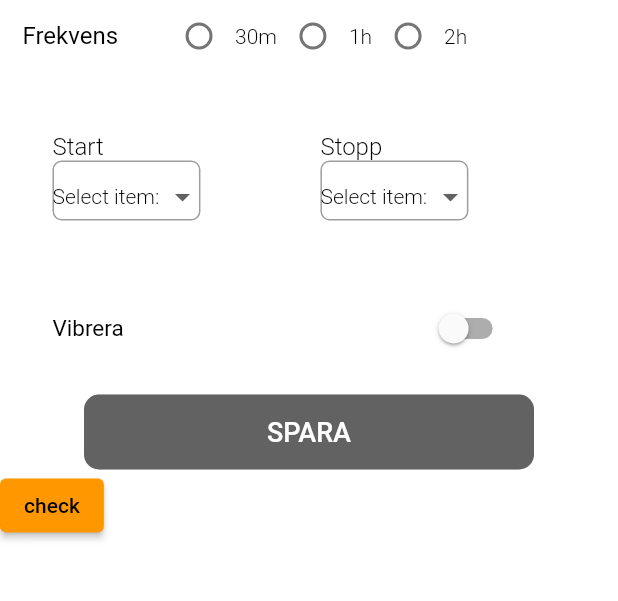
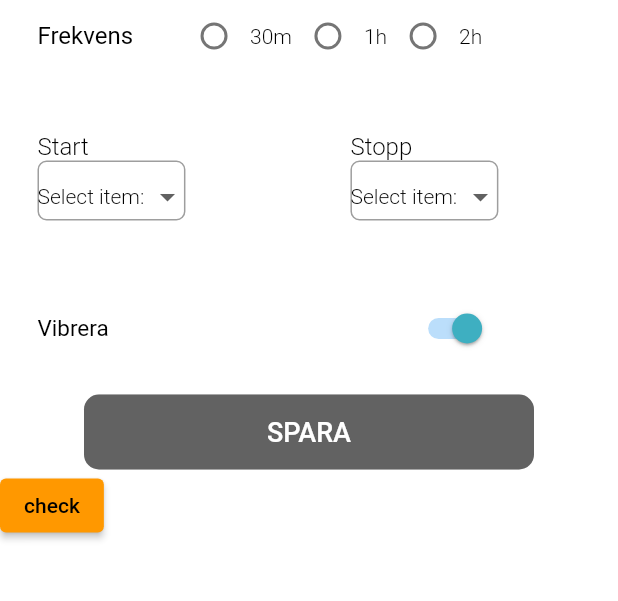
Before and after one commit to nhat091001/projectFlutter, a Flutter app: the PaminelserScreen screen opened directly, on a phone screen of 412 x 824 dp, the part 159-760 px from its top. Run offline on Flutter 3.47's test engine with Material 2 defaults, Android fonts, the phone set to English and light mode, and no system bars; our stand-ins replace audioplayers, expandable, flutter_local_notifications, font_awesome_flutter, hive, hive_flutter and 2 more; missing offline and left inert: custom_check_box, syncfusion_flutter_pdfviewer; accounts and stored records are empty.

Commit message:
update 27/12/2021

```diff
--- a/screen1/lib/screens/paminelser_screen.dart
+++ b/screen1/lib/screens/paminelser_screen.dart
@@ -29,12 +29,13 @@ class _PaminelserScreenState extends State<PaminelserScreen> {
 
   final _formKey = GlobalKey<FormState>();
   bool isSwitched = true;
-  bool isSwitched1 = false;
-  String? valueChoose;
+  bool isSwitched1 = true;
   String? valueChoose1;
   int? selected;
   Box? friendsBox;
   Box? myBox;
+
+  String? valueChoose;
 
   // dynamic pamin2 = Pamin(2, '', '', true);
   //
@@ -47,7 +48,7 @@ class _PaminelserScreenState extends State<PaminelserScreen> {
     MyChoice(index: 3, choice: "2h"),
   ];
 
-  final items = [
+  var items = <dynamic>[
     '1',
     '2',
     '3',
@@ -74,7 +75,7 @@ class _PaminelserScreenState extends State<PaminelserScreen> {
     '24',
   ];
 
-  final items1 = [
+  var items1 = <dynamic>[
     '1',
     '2',
     '3',
@@ -141,7 +142,6 @@ class _PaminelserScreenState extends State<PaminelserScreen> {
   }
 
   Future<void> notificationDuration() async {
-    print('aaaaaaaaaaaaaa');
     AndroidNotificationDetails androidNotificationDetails =
         AndroidNotificationDetails('channelId', 'channelName',
             priority: Priority.high,
@@ -155,10 +155,11 @@ class _PaminelserScreenState extends State<PaminelserScreen> {
     var time1 = int.parse(valueChoose!);
     var time2 = int.parse(valueChoose1!);
 
+    void abc() {}
     int idShow = 1;
-
     var result = time1;
     int secondtest = 60;
+    if (result < time2) {
       while (result < time2 && default_choice == '1h') {
         result++;
         secondtest = secondtest + 60;
@@ -177,6 +178,9 @@ class _PaminelserScreenState extends State<PaminelserScreen> {
             timeDuration,
             notificationDetails);
       }
+    } else if (result > time2) {
+      _showDialog1(context);
+    }
 
     /////////////////////////////////////////////////////////
 
@@ -185,6 +189,7 @@ class _PaminelserScreenState extends State<PaminelserScreen> {
     var result1 = time3;
     int secondtest1 = 120;
     int idShow1 = 2;
+    if (result1 < time4) {
       while (result1 < time4 && default_choice == '2h') {
         result1 += 2;
         secondtest1 = secondtest1 + 120;
@@ -202,13 +207,18 @@ class _PaminelserScreenState extends State<PaminelserScreen> {
             timeDuration,
             notificationDetails);
       }
+    } else if (result1 > time4) {
+      _showDialog1(context);
+    }
 
     //-------------------------------------------------------------------------------
+
     var time5 = double.parse(valueChoose!);
     var time6 = double.parse(valueChoose1!);
     var result2 = time5;
     int secondtest2 = 30;
     int idShow2 = 3;
+    if (result2 < time6) {
       while (result2 < time6 && default_choice == '30m') {
         result2 += 1 / 2;
         secondtest2 = secondtest2 + 30;
@@ -225,6 +235,9 @@ class _PaminelserScreenState extends State<PaminelserScreen> {
             'Nội dung sau 30m ${valueChoose} ${valueChoose1}',
             timeDuration,
             notificationDetails);
+      }
+    } else if (result2 > time6) {
+      _showDialog1(context);
     }
   }
 
@@ -303,7 +316,7 @@ class _PaminelserScreenState extends State<PaminelserScreen> {
             child: Column(
               children: [
                 Container(
-                  margin: EdgeInsets.fromLTRB(15, 0, 0, 0),
+                  margin: EdgeInsets.fromLTRB(25, 0, 0, 0),
                   child: Column(
                     children: [
                       Row(
@@ -361,7 +374,7 @@ class _PaminelserScreenState extends State<PaminelserScreen> {
                         height: 40,
                       ),
                       Container(
-                        margin: EdgeInsets.fromLTRB(20, 0, 0, 0),
+                        margin: EdgeInsets.fromLTRB(0, 0, 0, 0),
                         child: Row(
                           children: [
                             Container(
@@ -416,7 +429,7 @@ class _PaminelserScreenState extends State<PaminelserScreen> {
                               ),
                             ),
                             SizedBox(
-                              width: 80,
+                              width: 110,
                             ),
                             Container(
                               child: Column(
@@ -473,7 +486,7 @@ class _PaminelserScreenState extends State<PaminelserScreen> {
                         height: 40,
                       ),
                       Container(
-                        margin: EdgeInsets.fromLTRB(20, 0, 0, 0),
+                        margin: EdgeInsets.fromLTRB(0, 0, 0, 0),
                         child: Row(
                           children: [
                             Text(
@@ -526,12 +539,10 @@ class _PaminelserScreenState extends State<PaminelserScreen> {
                     color: Color(0xff3EAFC1),
                     onPressed: valueChoose != null &&
                             valueChoose1 != null &&
-                            default_index >= 1
+                            default_index >= 1 &&
+                            valueChoose != valueChoose1 &&
+                            valueChoose != valueChoose1
                         ? () {
-                            // print(valueChoose);
-                            // print(valueChoose1);
-                            // print(default_index);
-
                             final noteIndex = default_index;
                             final noteChoose = valueChoose;
                             final noteChoose1 = valueChoose1;
@@ -549,13 +560,14 @@ class _PaminelserScreenState extends State<PaminelserScreen> {
                             print(noteSwitch1);
                             print("số lượng ${myBox?.length}");
 
+                            if (_formKey.currentState!.validate() &&
+                                isSwitched1) {
                               _showNotificationDuration();
 
-                            if (_formKey.currentState!.validate()) {
                               ScaffoldMessenger.of(context).showSnackBar(
                                   const SnackBar(
                                       backgroundColor: Colors.blue,
-                                      content: Text('Processing Data')));
+                                      content: Text('Lưu thành công')));
                             }
                           }
                         : null,
@@ -592,4 +604,18 @@ class _PaminelserScreenState extends State<PaminelserScreen> {
       endDrawer: EndDrawerScreen(),
     );
   }
+
+  void _showDialog1(BuildContext context) {
+    showDialog(
+      context: context,
+      builder: (BuildContext context) {
+        return Container(
+          child: AlertDialog(
+            title: Text("Lời nhắc"),
+            content: Text("Nhập sai, vui lòng nhập lại"),
+          ),
+        );
+      },
+    );
   }
+}
```
Lines whose indentation alone changed are shown as unchanged.
